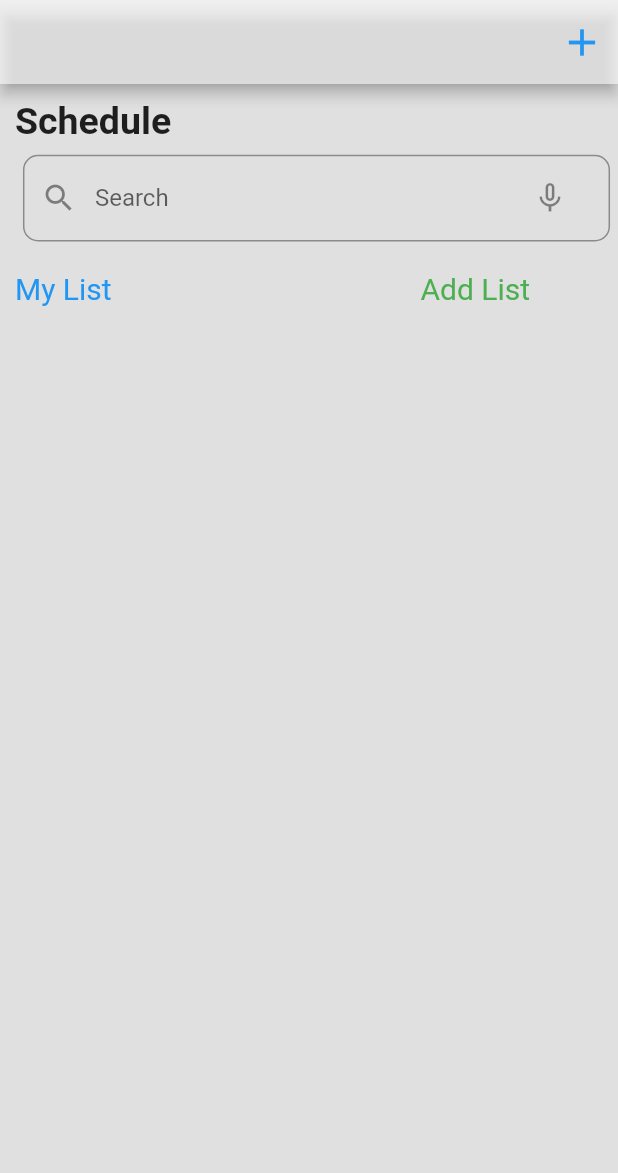
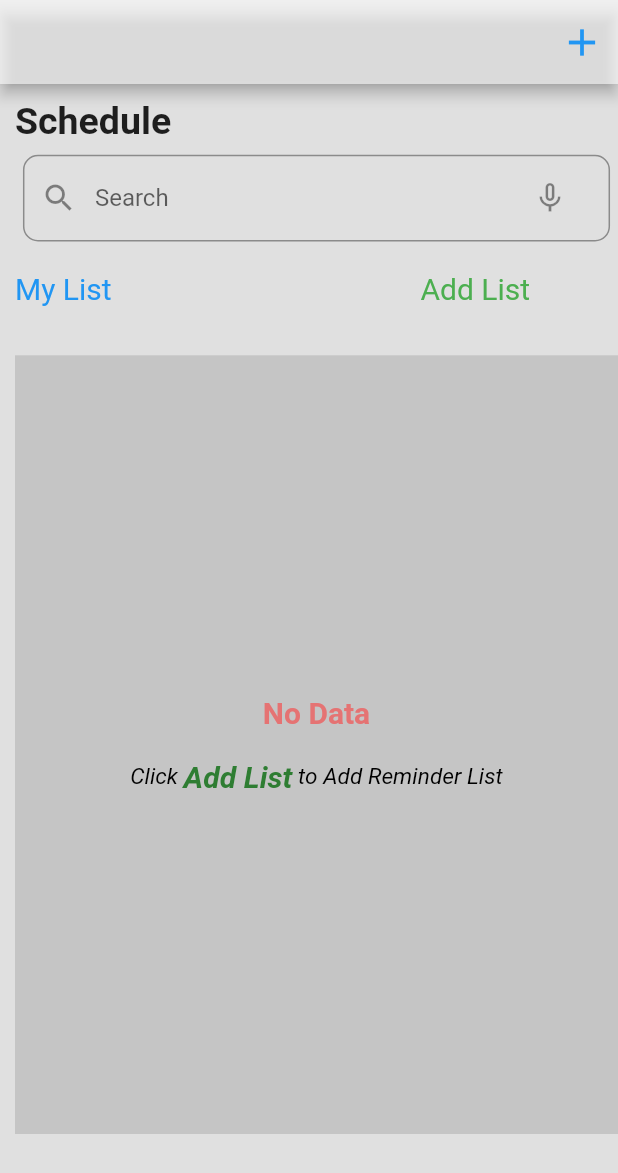
Before and after one commit to Nitesh-Patel-B/dialpad, a Flutter app: the Schedule screen opened directly, on a phone screen of 412 x 824 dp. Shown: the top 1173 px of the screen. Run offline on Flutter 3.47's test engine with Material 2 defaults, Android fonts, the light colour scheme and no system bars; drawn by our look-alikes of avatar_glow; our stand-ins replace country_code_picker, flutter_local_notifications, flutter_slidable, lottie, permission_handler, rxdart and 6 more; missing offline and left inert: clipboard, flutter_phone_direct_caller; accounts and stored records are empty; statements that could not run were skipped.

Commit message:
First update

```diff
--- a/lib/main.dart
+++ b/lib/main.dart
@@ -1016,10 +1016,13 @@ class _ScheduleState extends State<Schedule> {
                     SizedBox(
                       height: h * 0.63,
                       width: w * 1,
-                      child: ListView.builder(
-                        itemCount: issearch ? mpp.length : searchlist.length,
+                      child: mpp.isNotEmpty
+                          ? ListView.builder(
+                              itemCount:
+                                  issearch ? mpp.length : searchlist.length,
                               itemBuilder: (context, index) {
-                          Map mapp = issearch ? mpp[index] : searchlist[index];
+                                Map mapp =
+                                    issearch ? mpp[index] : searchlist[index];
 
                                 return InkWell(
                                   onTap: () {
@@ -1044,33 +1047,38 @@ class _ScheduleState extends State<Schedule> {
                                             ElevatedButton(
                                                 onPressed: () {
                                                   setState(() {
-                                              int idd = mpp[index]['listid'];
-                                              Dbhelper().deletdataa(dbbb!, idd);
+                                                    int idd =
+                                                        mpp[index]['listid'];
+                                                    Dbhelper()
+                                                        .deletdataa(dbbb!, idd);
                                                   });
                                                 },
                                                 child: Text(
                                                   'Delete',
-                                            style:
-                                                TextStyle(color: Colors.black),
+                                                  style: TextStyle(
+                                                      color: Colors.black),
                                                 )),
                                             SizedBox(
                                               width: 20,
                                             ),
                                             ElevatedButton(
                                                 onPressed: () {
-                                            int idd = mpp[index]['listid'];
-                                            String nam = mpp[index]['names'];
+                                                  int idd =
+                                                      mpp[index]['listid'];
+                                                  String nam =
+                                                      mpp[index]['names'];
                                                   Navigator.push(context,
                                                       MaterialPageRoute(
                                                     builder: (context) {
-                                                return Listtupdt(idd, nam);
+                                                      return Listtupdt(
+                                                          idd, nam);
                                                     },
                                                   ));
                                                 },
                                                 child: Text(
                                                   'Edit',
-                                            style:
-                                                TextStyle(color: Colors.black),
+                                                  style: TextStyle(
+                                                      color: Colors.black),
                                                 ))
                                           ]),
                                       child: Card(
@@ -1081,6 +1089,49 @@ class _ScheduleState extends State<Schedule> {
                                       )),
                                 );
                               },
+                            )
+                          : Container(
+                              color: Colors.black12,
+                              child: Center(
+                                  child: Column(
+                                mainAxisAlignment: MainAxisAlignment.center,
+                                children: [
+                                  Text(
+                                    "No Data",
+                                    style: TextStyle(
+                                        fontSize: 20,
+                                        fontWeight: FontWeight.bold,
+                                        color: Colors.red.shade300),
+                                  ),
+                                  SizedBox(
+                                    height: 20,
+                                  ),
+                                  Row(mainAxisAlignment: MainAxisAlignment.center,
+                                    children: [
+                                      Text(
+                                        "Click ",
+                                        style: TextStyle(
+                                            fontStyle: FontStyle.italic,
+                                            fontSize: 15,
+                                            color: Colors.black),
+                                      ),Text(
+                                        "Add List",
+                                        style: TextStyle(
+                                            fontStyle: FontStyle.italic,
+                                            fontSize: 20,
+                                            color: Colors.green.shade800,fontWeight: FontWeight.bold),
+                                      ),
+                                      Text(
+                                        " to Add Reminder List",
+                                        style: TextStyle(
+                                            fontStyle: FontStyle.italic,
+                                            fontSize: 15,
+                                            color: Colors.black),
+                                      ),
+                                    ],
+                                  ),
+                                ],
+                              )),
                             ),
                     )
                   ],
```
Lines whose indentation alone changed are shown as unchanged.
